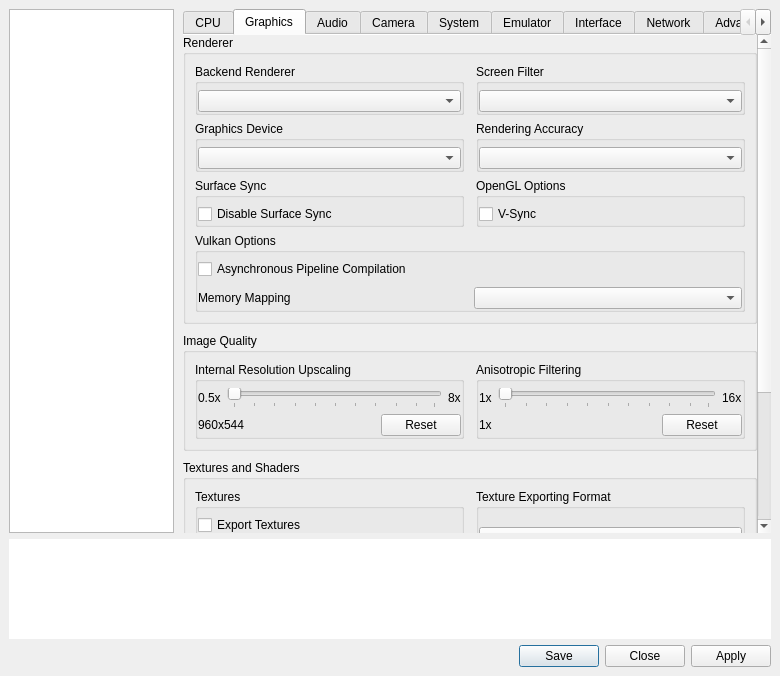
First picture: the form in vita3k/gui-qt/src/settings_dialog.ui, repository Vita3K/Vita3K, before the edit.
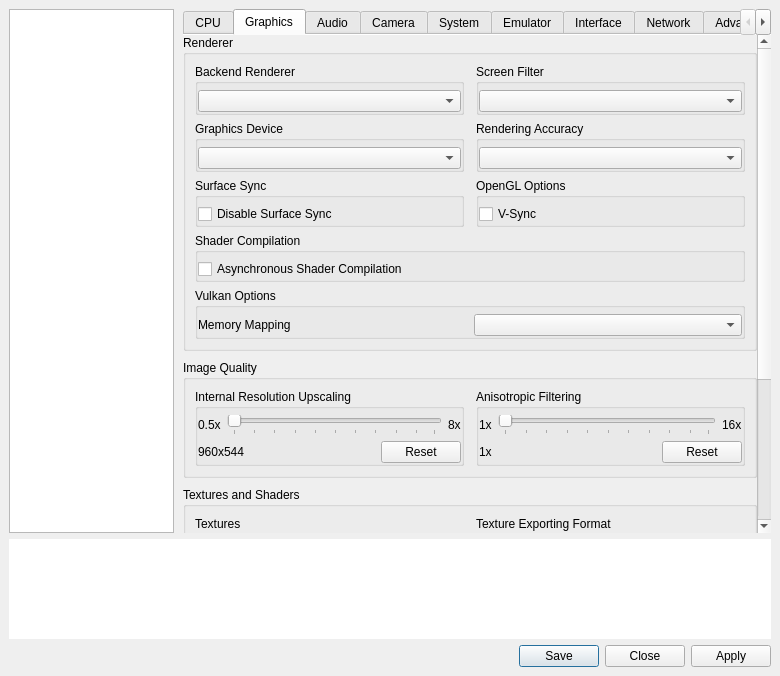
Second picture: the form after the edit. The open tabs and pages were chosen to show the change.

Commit message:
gui-qt: show async shader compilation on OpenGL
The checkbox lived in the Vulkan group, hidden on OpenGL.
Move it to its own group; the config key is unchanged.

```diff
--- a/vita3k/gui-qt/src/settings_dialog.ui
+++ b/vita3k/gui-qt/src/settings_dialog.ui
@@ -482,17 +482,14 @@
                  </widget>
                 </item>
                 <item row="3" column="0" colspan="2">
-                 <widget class="QGroupBox" name="gb_vulkan_options">
+                 <widget class="QGroupBox" name="gb_shader_compilation">
                   <property name="title">
-                   <string>Vulkan Options</string>
+                   <string>Shader Compilation</string>
                   </property>
                   <property name="flat">
                    <bool>true</bool>
                   </property>
-                  <layout class="QVBoxLayout" name="gb_vulkan_options_layout">
-                   <property name="spacing">
-                    <number>8</number>
-                   </property>
+                  <layout class="QVBoxLayout" name="gb_shader_compilation_layout">
                    <property name="leftMargin">
                     <number>0</number>
                    </property>
@@ -508,10 +505,37 @@
                    <item>
                     <widget class="QCheckBox" name="async_pipeline_compilation">
                      <property name="text">
-                      <string>Asynchronous Pipeline Compilation</string>
+                      <string>Asynchronous Shader Compilation</string>
                      </property>
                     </widget>
                    </item>
+                  </layout>
+                 </widget>
+                </item>
+                <item row="4" column="0" colspan="2">
+                 <widget class="QGroupBox" name="gb_vulkan_options">
+                  <property name="title">
+                   <string>Vulkan Options</string>
+                  </property>
+                  <property name="flat">
+                   <bool>true</bool>
+                  </property>
+                  <layout class="QVBoxLayout" name="gb_vulkan_options_layout">
+                   <property name="spacing">
+                    <number>8</number>
+                   </property>
+                   <property name="leftMargin">
+                    <number>0</number>
+                   </property>
+                   <property name="topMargin">
+                    <number>6</number>
+                   </property>
+                   <property name="rightMargin">
+                    <number>0</number>
+                   </property>
+                   <property name="bottomMargin">
+                    <number>0</number>
+                   </property>
                    <item>
                     <layout class="QHBoxLayout" name="memory_mapping_layout">
                      <property name="spacing">
```
The commit also changes 2 other files.
